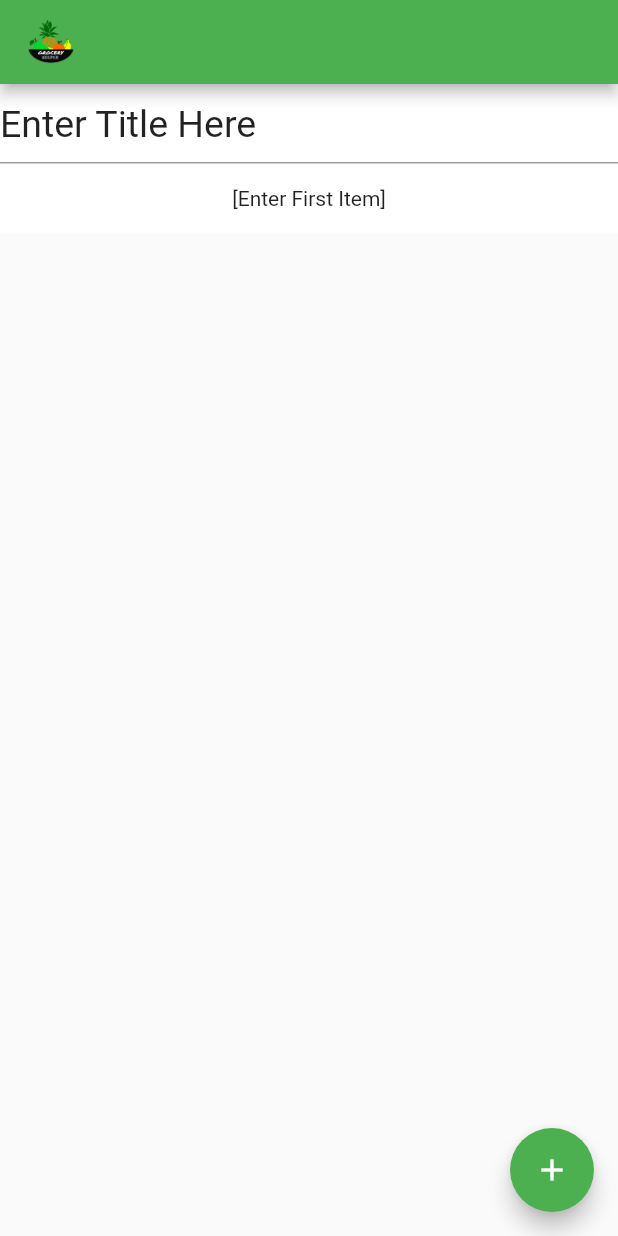
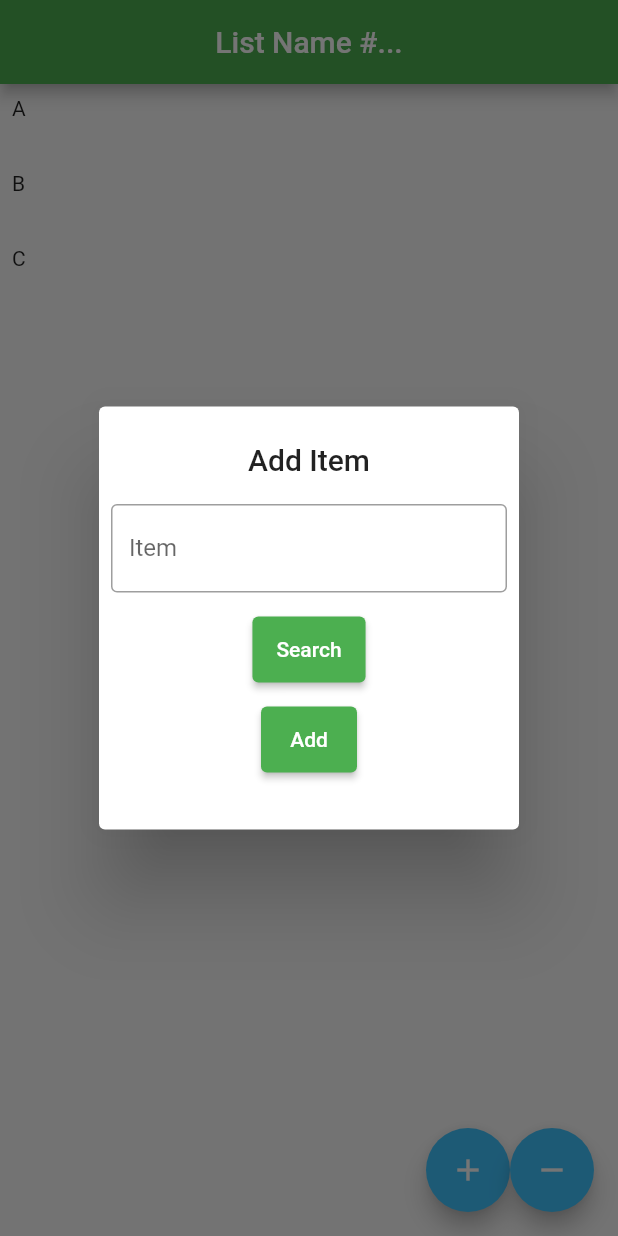
Before and after one commit to UPEI-Android/cs3130-2023-groupprojects-shovelwaresquad, a Flutter app: the screen it shows after launch, after a tap on the "add" icon, on a phone screen of 412 x 824 dp. Run offline on Flutter 3.47's test engine with Material 2 defaults, Android fonts, the light colour scheme and no system bars; our stand-ins replace bloc, flutter_bloc.

Commit message:
* Took Listview from jcn-list-screen and added them to restructured code

```diff
--- a/Grocery_Keeper/lib/app.dart
+++ b/Grocery_Keeper/lib/app.dart
@@ -1,4 +1,5 @@
 import 'package:flutter/material.dart';
+import 'package:grocery_keeper/list/view/gkeeper_list_view.dart';
 
 import 'home/view/gkeeper_home_view.dart';
 
@@ -7,7 +8,7 @@ import 'home/view/gkeeper_home_view.dart';
 class GKeeperApp extends MaterialApp {
 
   GKeeperApp({Key? key}) : super(key: key,
-    home: const GKeeperHome(),
+    home: const GKeeperList(),//GKeeperHome(),
     theme: ThemeData(
       primarySwatch: Colors.green,
     ),);
--- a/Grocery_Keeper/lib/list/view/gkeeper_list_view.dart
+++ b/Grocery_Keeper/lib/list/view/gkeeper_list_view.dart
@@ -0,0 +1,141 @@
+import 'package:flutter/cupertino.dart';
+import 'package:flutter/material.dart';
+
+class GKeeperList extends StatefulWidget {
+
+  const GKeeperList({Key? key}) : super(key: key);
+  @override
+  State<GKeeperList> createState() => _GKeeperList();
+
+
+}
+
+class _GKeeperList extends State<GKeeperList>{
+  @override
+  Widget build(BuildContext context) {
+    //TODO receives the List
+    final List<String> temporaryList = <String>['A', 'B', 'C'];
+    return Scaffold(
+      appBar: AppBar(
+        automaticallyImplyLeading: false,
+        centerTitle: true,
+        title: Text("List Name #..."),
+      ),
+      //TODO BlocBuilder in the body to use bloc API
+      body: ListView.builder(
+        padding: const EdgeInsets.all(8),
+        itemCount: temporaryList.length,
+        itemBuilder: (BuildContext context, int index){
+          return Container(
+            height: 50,
+            child: Text(temporaryList[index]),
+          );
+        },
+      ),
+      //TODO Navigation
+      floatingActionButton: Row(
+        mainAxisAlignment: MainAxisAlignment.end,
+        children:  <Widget>[
+          FloatingActionButton(
+            onPressed: (){
+              showDialog(
+                  context: context,
+                  builder: (BuildContext context){
+                    return AlertDialog(
+                      actionsAlignment: MainAxisAlignment.center,
+                      contentPadding: const EdgeInsets.only(
+                          top: 10.0
+                      ),
+                      title: const Text(
+                        "Add Item",
+                        textAlign: TextAlign.center,
+                      ),
+                      content: Container(
+                        height: 225,
+                        child: Column(
+                          mainAxisAlignment: MainAxisAlignment.start,
+                          crossAxisAlignment: CrossAxisAlignment.center,
+                          children: <Widget>[
+                            Container(
+                              padding: const EdgeInsets.all(8),
+                              child: const TextField(
+                                decoration: InputDecoration(
+                                  border: OutlineInputBorder(),
+                                  hintText: 'Enter the item to add here',
+                                  labelText: 'Item',
+                                ),
+                              ),
+                            ),
+                            Container(
+                              height: 60,
+                              padding: const EdgeInsets.all(8),
+                              child: ElevatedButton(
+                                onPressed: (){},
+                                child: const Text('Search'),
+                              ),
+                            ),
+                            Container(
+                              height: 60,
+                              padding: const EdgeInsets.all(8),
+                              child: ElevatedButton(
+                                onPressed: (){},
+                                child: const Text('Add'),
+                              ),
+                            )
+                          ],
+                        ),
+                      ),
+                    );
+                  }
+              );
+            },
+            backgroundColor: Colors.lightBlueAccent,
+            heroTag: 'buttonAdd',
+            child: const Icon(Icons.add),
+          ),
+          FloatingActionButton(
+            onPressed: (){
+              showDialog(
+                  context: context,
+                  builder: (BuildContext context){
+                    return AlertDialog(
+                        actionsAlignment: MainAxisAlignment.center,
+                        contentPadding: const EdgeInsets.only(
+                            top: 10.0
+                        ),
+                        title: const Text(
+                          'Remove Item',
+                          textAlign: TextAlign.center,
+                        ),
+                        content: Container(
+                          height: 300,
+                          width: 300,
+                          child: ListView.builder(
+                              shrinkWrap: true,
+                              itemCount: temporaryList.length,
+                              itemBuilder: (BuildContext context, int index){
+                                return Card(
+                                  clipBehavior: Clip.hardEdge,
+                                  child: ListTile(
+                                    title: Text(temporaryList[index]),
+                                    onTap: (){},
+                                  ),
+                                );
+                              }
+                          ),
+                        )
+
+                    );
+                  }
+
+              );
+            },
+            backgroundColor: Colors.lightBlueAccent,
+            heroTag: 'buttonRemove',
+            child: const Icon(Icons.remove),
+          ),
+        ],
+      ),
+    );
+  }
+}
--- a/Grocery_Keeper/lib/main.dart
+++ b/Grocery_Keeper/lib/main.dart
@@ -9,8 +9,8 @@ import 'listItem/listItem.dart';
 import 'listItem/list_cubit.dart';
 
 void main() {
-  //runApp(GKeeperApp());
-  BlocOverrides.runZoned(
+  runApp(GKeeperApp());
+ /* BlocOverrides.runZoned(
         () => runApp( MultiBlocProvider(
       providers: <BlocProvider>[
         BlocProvider<ListCubit>(
@@ -24,6 +24,6 @@ void main() {
     )),
     blocObserver: ListObserver(),
   );
-
+  */
 
 }
```
Also changed, not shown: Grocery_Keeper/lib/list/view/gkeeper_list_page.dart (+12 -0 lines).
